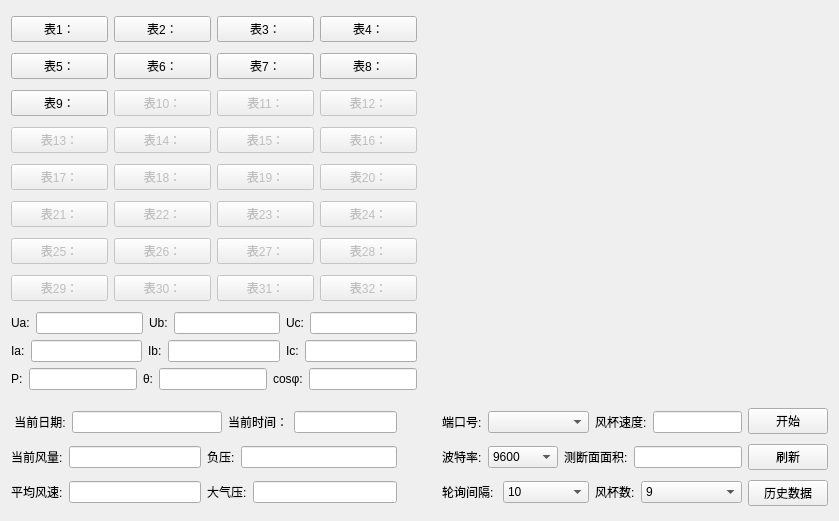
First picture: the form in WindCup/mainwindow.ui, repository uufree/Qt, before the edit.
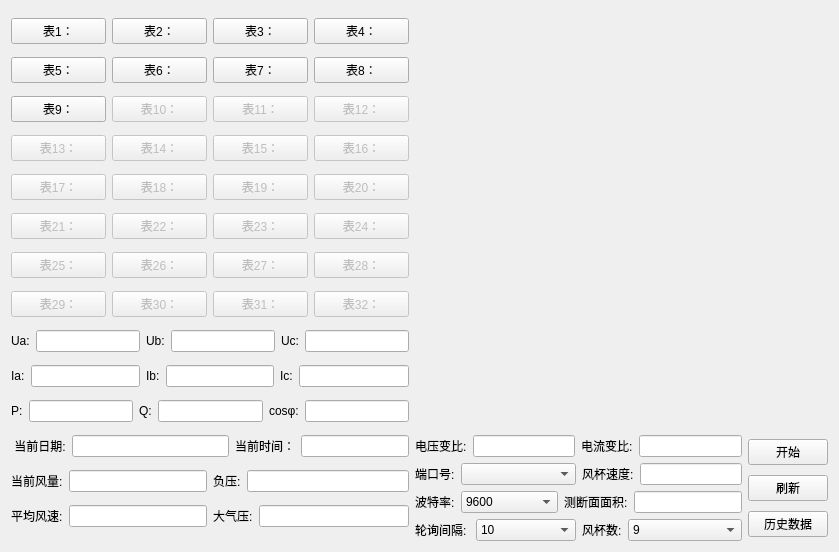
Second picture: the form after the edit. Icons and pictures are not drawn.

The edit to the form file:
```diff
--- a/WindCup/mainwindow.ui
+++ b/WindCup/mainwindow.ui
@@ -10,7 +10,7 @@
     <x>0</x>
     <y>0</y>
     <width>839</width>
-    <height>521</height>
+    <height>552</height>
    </rect>
   </property>
   <property name="sizePolicy">
@@ -29,9 +29,9 @@
   <widget class="QWidget" name="centralWidget">
    <layout class="QGridLayout" name="gridLayout">
     <item row="0" column="0">
-     <layout class="QHBoxLayout" name="horizontalLayout_41" stretch="90,90">
+     <layout class="QHBoxLayout" name="horizontalLayout_42">
       <item>
-       <layout class="QVBoxLayout" name="verticalLayout_5">
+       <layout class="QVBoxLayout" name="verticalLayout">
         <item>
          <layout class="QHBoxLayout" name="horizontalLayout_6">
           <item>
@@ -361,9 +361,7 @@
          </layout>
         </item>
         <item>
-         <layout class="QVBoxLayout" name="verticalLayout">
-          <item>
-           <layout class="QHBoxLayout" name="horizontalLayout_38">
+         <layout class="QHBoxLayout" name="horizontalLayout_41">
             <item>
              <layout class="QHBoxLayout" name="horizontalLayout_9" stretch="0,0">
               <item>
@@ -409,7 +407,7 @@
            </layout>
           </item>
           <item>
-           <layout class="QHBoxLayout" name="horizontalLayout_39">
+         <layout class="QHBoxLayout" name="horizontalLayout_43">
             <item>
              <layout class="QHBoxLayout" name="horizontalLayout_31" stretch="0,0">
               <item>
@@ -455,7 +453,7 @@
            </layout>
           </item>
           <item>
-           <layout class="QHBoxLayout" name="horizontalLayout_40">
+         <layout class="QHBoxLayout" name="horizontalLayout_29">
             <item>
              <layout class="QHBoxLayout" name="horizontalLayout_33" stretch="0,0">
               <item>
@@ -475,7 +473,7 @@
               <item>
                <widget class="QLabel" name="label_12">
                 <property name="text">
-                 <string>θ:</string>
+               <string>Q:</string>
                 </property>
                </widget>
               </item>
@@ -500,26 +498,6 @@
             </item>
            </layout>
           </item>
-         </layout>
-        </item>
-       </layout>
-      </item>
-      <item>
-       <widget class="QWidget" name="lineChartWidget" native="true">
-        <property name="maximumSize">
-         <size>
-          <width>1200</width>
-          <height>900</height>
-         </size>
-        </property>
-       </widget>
-      </item>
-     </layout>
-    </item>
-    <item row="1" column="0">
-     <layout class="QHBoxLayout" name="horizontalLayout_29" stretch="10,1,10">
-      <item>
-       <layout class="QVBoxLayout" name="verticalLayout_4">
         <item>
          <layout class="QHBoxLayout" name="horizontalLayout_23" stretch="5,4">
           <item>
@@ -619,22 +597,53 @@
        </layout>
       </item>
       <item>
-       <spacer name="horizontalSpacer">
-        <property name="orientation">
-         <enum>Qt::Horizontal</enum>
-        </property>
-        <property name="sizeHint" stdset="0">
+       <layout class="QVBoxLayout" name="verticalLayout_4" stretch="20,1">
+        <item>
+         <widget class="QWidget" name="lineChartWidget" native="true">
+          <property name="maximumSize">
          <size>
-          <width>13</width>
-          <height>106</height>
-         </size>
-        </property>
-       </spacer>
+            <width>1200</width>
+            <height>900</height>
+           </size>
+          </property>
+         </widget>
       </item>
       <item>
-       <layout class="QHBoxLayout" name="horizontalLayout_28">
+         <layout class="QHBoxLayout" name="horizontalLayout_40">
         <item>
          <layout class="QVBoxLayout" name="verticalLayout_3">
+            <item>
+             <layout class="QHBoxLayout" name="horizontalLayout_28">
+              <item>
+               <layout class="QHBoxLayout" name="horizontalLayout_38" stretch="0,0">
+                <item>
+                 <widget class="QLabel" name="label_22">
+                  <property name="text">
+                   <string>电压变比:</string>
+                  </property>
+                 </widget>
+                </item>
+                <item>
+                 <widget class="QLineEdit" name="settingElectric"/>
+                </item>
+               </layout>
+              </item>
+              <item>
+               <layout class="QHBoxLayout" name="horizontalLayout_39" stretch="0,0">
+                <item>
+                 <widget class="QLabel" name="label_23">
+                  <property name="text">
+                   <string>电流变比:</string>
+                  </property>
+                 </widget>
+                </item>
+                <item>
+                 <widget class="QLineEdit" name="settingVoltage"/>
+                </item>
+               </layout>
+              </item>
+             </layout>
+            </item>
           <item>
            <layout class="QHBoxLayout" name="horizontalLayout_13" stretch="1,1">
             <item>
@@ -1053,6 +1062,8 @@
              <string>历史数据</string>
             </property>
            </widget>
+            </item>
+           </layout>
           </item>
          </layout>
         </item>
```
Lines whose indentation alone changed are shown as unchanged.
